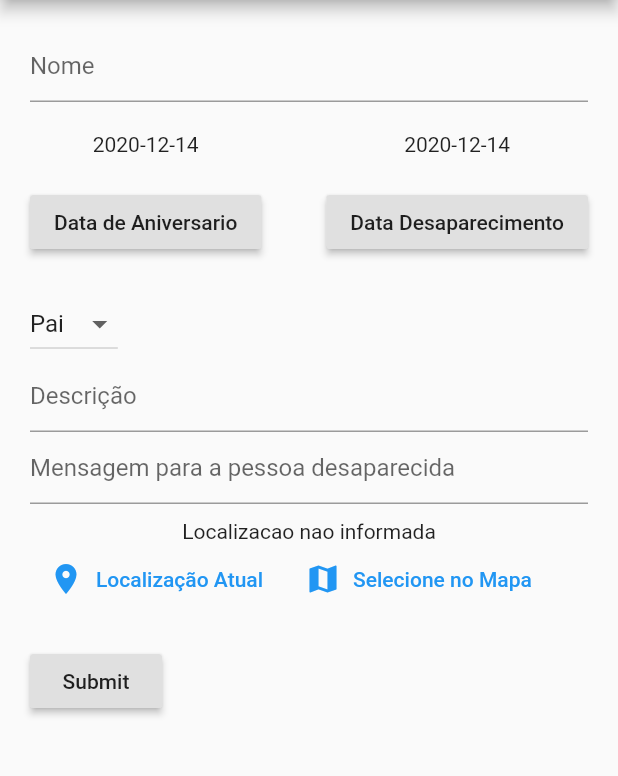
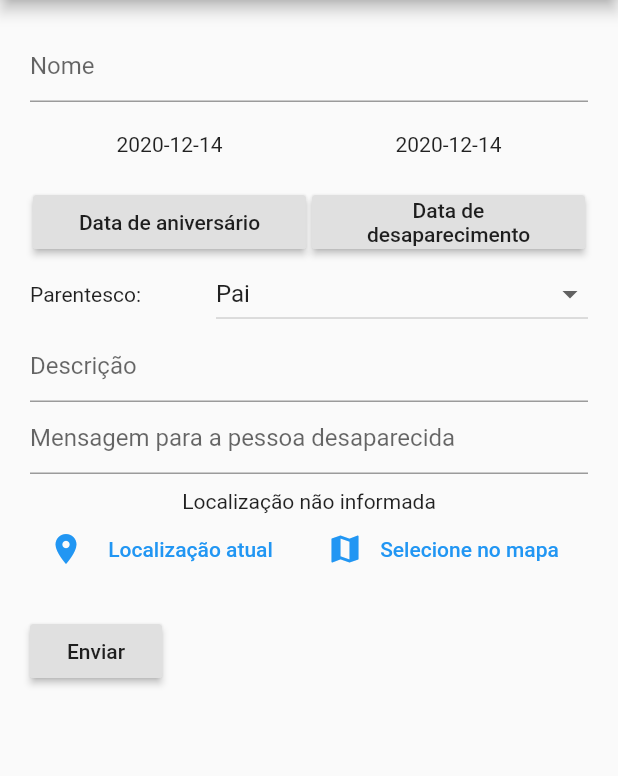
Before and after one commit to joaofavara/missing-finder-flutter, a Flutter app: the FormularioComponentPessoaDesaparecida screen opened by its route, on a phone screen of 412 x 824 dp, the part 84-860 px from its top. Run offline on Flutter 3.47's test engine with Material 2 defaults, Android fonts, the phone set to English and light mode, and no system bars; our stand-ins replace google_maps_flutter, image_picker, location; missing offline and left inert: flutter_config; network calls fail.

Commit message:
Adiciona refinamentos e correções
* Refina textos de nomes em fotos
* Altera cor de fundo de anúncios
* Corrige problemas de overflow
* Corrige problemas de labels

```diff
--- a/lib/screen/formularioPessoaDesaparecida.dart
+++ b/lib/screen/formularioPessoaDesaparecida.dart
@@ -34,11 +34,11 @@ class _FormularioComponentPessoaDesaparecida extends State<FormularioComponentPe
       barrierDismissible: true, // user must tap button!
       builder: (BuildContext context) {
         return AlertDialog(
-          title: Text('Anuncio criado com sucesso!'),
+          title: Text('Anúncio criado com sucesso!'),
           content: SingleChildScrollView(
             child: ListBody(
               children: <Widget>[
-                Text('Poderá ver seu anuncios dentro do seu perfil.'),
+                Text('Poderá ver seus anúncios dentro do seu perfil.'),
               ],
             ),
           ),
@@ -133,7 +133,7 @@ class _FormularioComponentPessoaDesaparecida extends State<FormularioComponentPe
                   },
                   validator: (value) {
                     if (value.isEmpty) {
-                      return 'Please enter some text';
+                      return 'Este campo deve ser preenchido';
                     }
                     nome = value;
                     return null;
@@ -154,37 +154,64 @@ class _FormularioComponentPessoaDesaparecida extends State<FormularioComponentPe
                 Row(
                   mainAxisAlignment: MainAxisAlignment.spaceBetween,
                   children: [
-                    Padding(
+                    Expanded(
+                      child: Padding(
                         padding: const EdgeInsets.symmetric(vertical: 20.0),
-                      child: Column(
-                        mainAxisSize: MainAxisSize.min,
-                        children: <Widget>[
-                          Text("${dataDeAniversario.toLocal()}".split(' ')[0]),
-                          SizedBox(height: 20.0,),
-                          RaisedButton(
-                            onPressed: () => _dataDeAniversario(context),
-                            child: Text('Data de Aniversario'),
+                        child: Text(
+                          "${dataDeAniversario.toLocal()}".split(' ')[0],
+                          textAlign: TextAlign.center,
                         ),
-                        ],
-                      )
                       ),
-                    Padding(
+                    ),
+                    Expanded(
+                      child: Padding(
                         padding: const EdgeInsets.symmetric(vertical: 20.0),
-                      child: Column(
-                        mainAxisSize: MainAxisSize.min,
-                        children: <Widget>[
-                          Text("${dataDoDesaparecimento.toLocal()}".split(' ')[0]),
-                          SizedBox(height: 20.0,),
-                          RaisedButton(
-                            onPressed: () => _dataDoDesaparecimento(context),
-                            child: Text('Data Desaparecimento'),
+                        child: Text(
+                          "${dataDoDesaparecimento.toLocal()}".split(' ')[0],
+                          textAlign: TextAlign.center,
                         ),
-                        ],
-                      )
+                      ),
                     ),
                   ]
                 ),
-                DropdownButton(
+                Row(
+                  mainAxisAlignment: MainAxisAlignment.spaceBetween,
+                  children: [
+                    Expanded(
+                      child:  Padding(
+                        padding: const EdgeInsets.symmetric(horizontal: 2.0),
+                        child: RaisedButton(
+                          onPressed: () => _dataDeAniversario(context),
+                          child: Text(
+                            'Data de aniversário',
+                            textAlign: TextAlign.center,
+                          ),
+                        ),
+                      ),
+                    ),
+                    Expanded(
+                      child: Padding(
+                        padding: const EdgeInsets.symmetric(horizontal: 2.0),
+                        child: RaisedButton(
+                          onPressed: () => _dataDoDesaparecimento(context),
+                          child: Text(
+                            'Data de desaparecimento',
+                            textAlign: TextAlign.center,
+                          ),
+                        ),
+                      ),
+                    ),
+                  ]
+                ),
+                Row(
+                  children: [
+                    Expanded(
+                      child: Text('Parentesco:'),
+                        flex: 1
+                    ),
+                    Expanded(
+                      child: DropdownButton(
+                        isExpanded: true,
                         value: parentesco,
                         items: parentescos.asMap().entries.map((parentesco) {
                             return DropdownMenuItem(
@@ -197,13 +224,17 @@ class _FormularioComponentPessoaDesaparecida extends State<FormularioComponentPe
                             parentesco = value;
                           });
                       }),
+                      flex: 2
+                    ),
+                  ],
+                ),
                 TextFormField(
                   decoration: const InputDecoration(
                     hintText: 'Descrição',
                   ),
                   validator: (value) {
                     if (value.isEmpty) {
-                      return 'Please enter some text';
+                      return 'Este campo deve ser preenchido';
                     }
                     descricao = value;
                     return null;
@@ -215,7 +246,7 @@ class _FormularioComponentPessoaDesaparecida extends State<FormularioComponentPe
                   ),
                   validator: (value) {
                     if (value.isEmpty) {
-                      return 'Please enter some text';
+                      return 'Este campo deve ser preenchido';
                     }
                     mensagem = value;
                     return null;
@@ -225,25 +256,39 @@ class _FormularioComponentPessoaDesaparecida extends State<FormularioComponentPe
                   children: <Widget>[
                     SizedBox(height: 10, width: 100),
                     Container(
-                      child: _previewImageUrl == null ? Text('Localizacao nao informada') :
+                      child: _previewImageUrl == null ? Text('Localização não informada') :
                       Image.network(
                         _previewImageUrl,
                       ),
                     ),
                     Row(
                       children: [
-                        FlatButton.icon(
+                        Expanded(
+                          child: FlatButton.icon(
                             onPressed: _getCurrentUserLocation,
                             icon: Icon(Icons.location_on),
-                          label: Text('Localização Atual'),
+                            label: Expanded(
+                              child: Text(
+                                'Localização atual',
+                                textAlign: TextAlign.center,
+                              ),
+                            ),
                             textColor: Theme.of(context).primaryColor,
+                          )
                         ),
-                        FlatButton.icon(
+                        Expanded(
+                          child: FlatButton.icon(
                             onPressed: _selectOnMap,
                             icon: Icon(Icons.map),
-                          label: Text('Selecione no Mapa'),
+                            label: Expanded(
+                              child: Text(
+                                'Selecione no mapa',
+                                textAlign: TextAlign.center,
+                              ),
+                            ),
                             textColor: Theme.of(context).primaryColor,
                           )
+                        ),
                       ],
                     )
                   ],
@@ -282,7 +327,7 @@ class _FormularioComponentPessoaDesaparecida extends State<FormularioComponentPe
                         }
                       }
                     },
-                    child: Text('Submit'),
+                    child: Text('Enviar'),
                   ),
                 ),
               ],
--- a/lib/screen/selecaoDoTipo.dart
+++ b/lib/screen/selecaoDoTipo.dart
@@ -25,7 +25,7 @@ class SelecaoDoTipo extends StatelessWidget {
           mainAxisAlignment: MainAxisAlignment.center,
           children: <Widget>[
             FlatButton(
-              child: Text('Uma pessoas esta desaparecida!'),
+              child: Text('Uma pessoa está desaparecida.'),
               color: Colors.blue,
               onPressed: () => goToFormDesaparecida(context),
             ),
```
Also changed, not shown: lib/Screen/Home.dart (+21 -25 lines), lib/Screen/PessoaDesaparecidaAnuncio.dart (+14 -14 lines), lib/components/CardSimilaridade.dart (+41 -43 lines), lib/components/Informacoes.dart (+6 -4 lines), lib/components/InformationsFound.dart (+5 -3 lines), lib/components/TipPeolpleFound.dart (+26 -30 lines), lib/screen/formularioPessoaAchada.dart (+24 -10 lines). Lines whose indentation alone changed are shown as unchanged.
